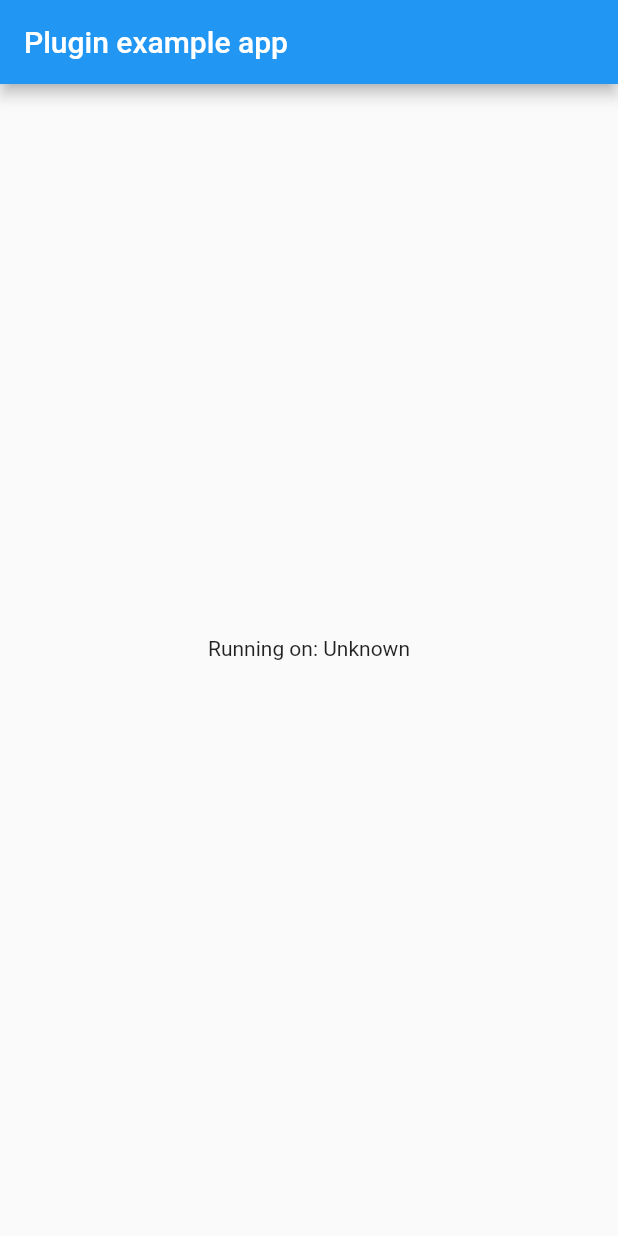
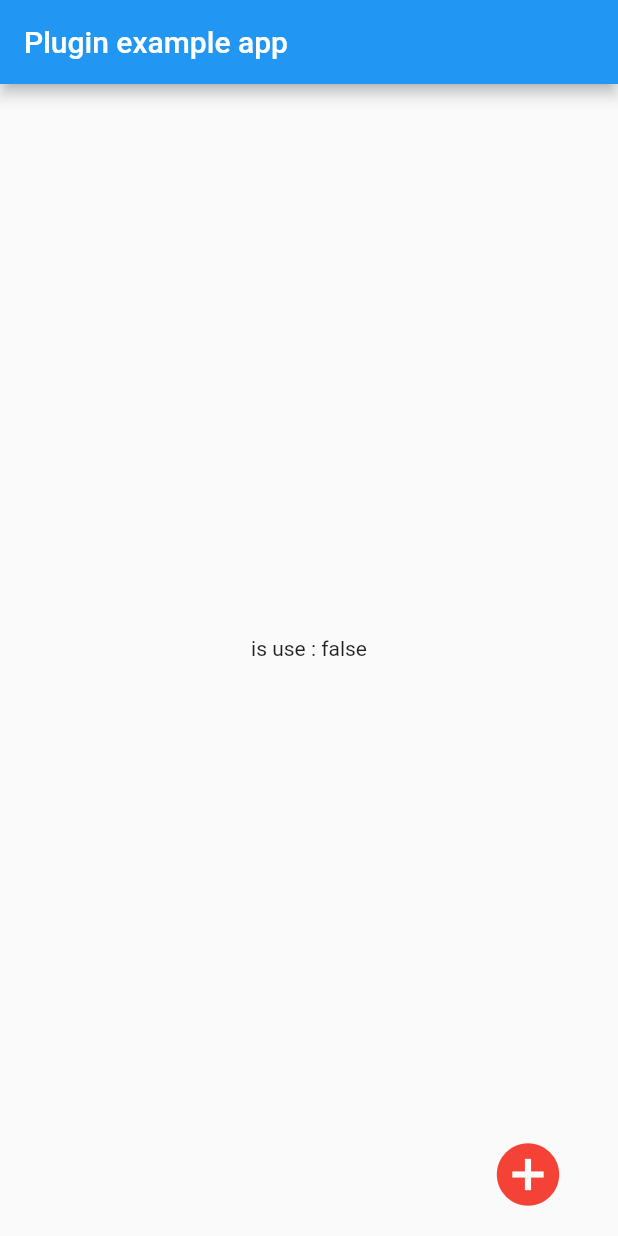
Before and after one commit to PreSwift/use_status_bar_space, a Flutter app: the screen it shows after launch, on a phone screen of 412 x 824 dp. Run offline on Flutter 3.47's test engine with Material 2 defaults, Android fonts, the phone set to English and light mode, and no system bars.

Commit message:
Update main.dart

```diff
--- a/example/lib/main.dart
+++ b/example/lib/main.dart
@@ -1,7 +1,4 @@
 import 'package:flutter/material.dart';
-import 'dart:async';
-
-import 'package:flutter/services.dart';
 import 'package:use_status_bar_space/use_status_bar_space.dart';
 
 void main() {
@@ -14,12 +11,11 @@ class MyApp extends StatefulWidget {
 }
 
 class _MyAppState extends State<MyApp> {
-  String _platformVersion = 'Unknown';
+  bool use = false;
 
   @override
   void initState() {
     super.initState();
-    UseStatusBarSpace.use();
   }
 
 
@@ -31,7 +27,23 @@ class _MyAppState extends State<MyApp> {
           title: const Text('Plugin example app'),
         ),
         body: Center(
-          child: Text('Running on: $_platformVersion\n'),
+          child: Text('is use : $use\n'),
+        ),
+        floatingActionButton: MaterialButton(
+          onPressed: () {
+            if (!use) {
+              setState(() {
+                use = true;
+              });
+              UseStatusBarSpace.use();
+            } else {
+              setState(() {
+                use = false;
+              });
+              UseStatusBarSpace.unUse();
+            }
+          },
+          child: Icon(Icons.add_circle_sharp, size: 50, color: Colors.red,),
         ),
       ),
     );
```
